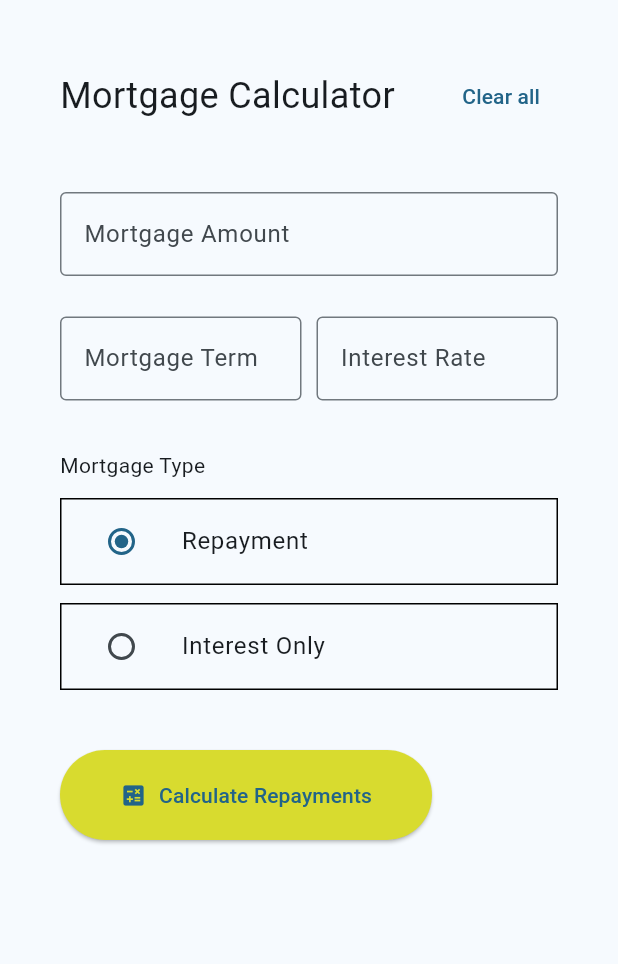
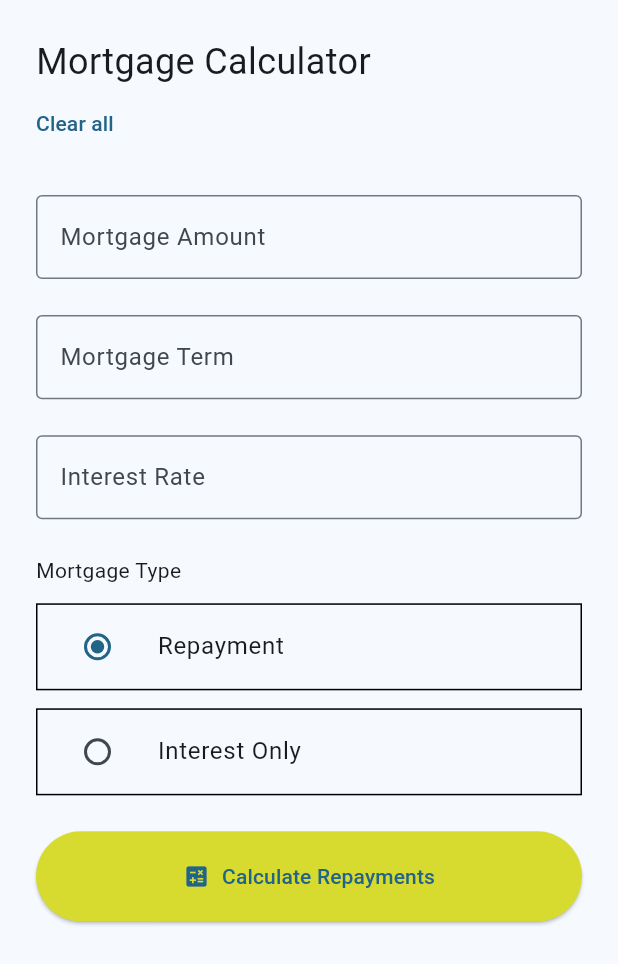
Before and after one commit to jl-stephenson/flutter-mortgage-app, a Flutter app: the MortgageForm widget shown alone on an empty page, opened directly, on a phone screen of 412 x 824 dp. Shown: the top 964 px of the screen. Run offline on Flutter 3.47's test engine with Material 3 defaults, Android fonts, the phone set to English and light mode, and no system bars; our stand-ins replace cloud_firestore, firebase_auth, firebase_core, google_sign_in, logger, sign_in_button and 1 more; accounts and stored records are empty; Roboto replaces fonts that are missing (PlusJakartaSans); statements that could not run were skipped.

Commit message:
Implemented responsive design

```diff
--- a/lib/main.dart
+++ b/lib/main.dart
@@ -17,13 +17,13 @@ void main() async {
       providers: [
         ChangeNotifierProvider(create: (_) => CalculationService()),
       ],
-      child: App(),
+      child: const App(),
     ),
   );
 }
 
 class App extends StatelessWidget {
-  App({super.key});
+  const App({super.key});
 
   @override
   Widget build(BuildContext context) {
--- a/lib/services/calculation.dart
+++ b/lib/services/calculation.dart
@@ -4,12 +4,14 @@ import 'package:firebase_auth/firebase_auth.dart';
 import 'package:flutter/material.dart';
 import 'package:intl/intl.dart';
 import 'package:flutter_mortgage_calc/models/mortgage_input.dart';
+import 'package:logger/logger.dart';
 
 class CalculationService extends ChangeNotifier {
   bool _isResults = false;
   String _formattedMonthlyRepayment = '';
   String _formattedTotalRepayment = '';
   final FirebaseFirestore _firestore = FirebaseFirestore.instance;
+  final Logger logger = Logger();
 
   bool get isResults => _isResults;
   String get formattedMonthlyRepayment => _formattedMonthlyRepayment;
@@ -23,7 +25,7 @@ class CalculationService extends ChangeNotifier {
           .collection('inputs')
           .add(input.toFirestore());
     } catch (e) {
-      print('Failed to save input: $e');
+      logger.e('Failed to save input: $e');
     }
   }
 
@@ -62,7 +64,7 @@ class CalculationService extends ChangeNotifier {
         userID: user.uid,
         timestamp: DateTime.now(),
       );
-      await saveUserInput(input);
+      // await saveUserInput(input);
     }
 
     _isResults = true;
--- a/lib/widgets/mortgage_form.dart
+++ b/lib/widgets/mortgage_form.dart
@@ -42,29 +42,65 @@ class MortgageFormState extends State<MortgageForm> {
 
   @override
   Widget build(BuildContext context) {
+    var screenSize = MediaQuery.sizeOf(context).width;
+    bool isSmallScreen = screenSize < 950;
+
     return Container(
-      height: 600.0,
-      padding: const EdgeInsets.all(40),
-      child: Center(
+      padding:
+          isSmallScreen ? const EdgeInsets.all(24) : const EdgeInsets.all(40),
       child: Form(
         key: _formKey,
-          child: Center(
-            child: Column(mainAxisSize: MainAxisSize.min, children: [
-              Row(
-                mainAxisAlignment: MainAxisAlignment.spaceBetween,
+        child: Column(
+          mainAxisSize: MainAxisSize.min,
+          mainAxisAlignment: isSmallScreen
+              ? MainAxisAlignment.start
+              : MainAxisAlignment.center,
+          children: [
+            buildHeader(isSmallScreen),
+            SizedBox(height: isSmallScreen ? 24 : 40),
+            buildMortgageAmountField(),
+            const SizedBox(height: 24),
+            buildTermAndRateFields(isSmallScreen),
+            SizedBox(height: isSmallScreen ? 24 : 30),
+            buildMortgageTypeSection(),
+            SizedBox(height: isSmallScreen ? 24 : 40),
+            buildSubmitButton(context, isSmallScreen),
+          ],
+        ),
+      ),
+    );
+  }
+
+  Widget buildHeader(bool isSmallScreen) {
+    return isSmallScreen
+        ? Align(
+            alignment: Alignment.centerLeft,
+            child: Column(
+              crossAxisAlignment: CrossAxisAlignment.start,
               children: [
                 const Text("Mortgage Calculator",
                     style: TextStyle(fontSize: 24)),
                 TextButton(
                     onPressed: _clearForm,
+                    style: TextButton.styleFrom(
+                      padding: EdgeInsets.zero,
+                      minimumSize: const Size(0, 0),
+                    ),
+                    child: const Text('Clear all')),
+              ],
+            ),
+          )
+        : Row(mainAxisAlignment: MainAxisAlignment.spaceBetween, children: [
+            const Text("Mortgage Calculator", style: TextStyle(fontSize: 24)),
+            TextButton(
+              onPressed: _clearForm,
               child: const Text('Clear all'),
             ),
-                ],
-              ),
-              const SizedBox(
-                height: 40,
-              ),
-              TextFormField(
+          ]);
+  }
+
+  Widget buildMortgageAmountField() {
+    return TextFormField(
         controller: _amountController,
         decoration: const InputDecoration(
             border: OutlineInputBorder(),
@@ -73,23 +109,35 @@ class MortgageFormState extends State<MortgageForm> {
         validator: (value) {
           if (value == null || value.isEmpty) {
             return 'Please enter a mortgage amount';
-                    } else if (num.tryParse(value.replaceAll(',', '')) ==
-                        null) {
+          } else if (num.tryParse(value.replaceAll(',', '')) == null) {
             return 'Please enter a valid number';
           } else if (double.parse(value.replaceAll(',', '')) <= 0) {
             return 'Please enter a positive number';
           }
           return null;
-                  }),
-              const SizedBox(
-                height: 24,
-              ),
-              Expanded(
-                child: Row(
-                  mainAxisSize: MainAxisSize.min,
+        });
+  }
+
+  Widget buildTermAndRateFields(bool isSmallScreen) {
+    return isSmallScreen
+        ? Column(
             children: [
-                    Expanded(
-                      child: TextFormField(
+              buildTermField(),
+              const SizedBox(height: 24),
+              buildInterestRateField(),
+            ],
+          )
+        : Row(
+            children: [
+              Expanded(child: buildTermField()),
+              const SizedBox(width: 10),
+              Expanded(child: buildInterestRateField()),
+            ],
+          );
+  }
+
+  Widget buildTermField() {
+    return TextFormField(
       controller: _yearsController,
       decoration: const InputDecoration(
           border: OutlineInputBorder(),
@@ -104,13 +152,12 @@ class MortgageFormState extends State<MortgageForm> {
           return 'Please enter a positive number';
         }
         return null;
-                          }),
-                    ),
-                    const SizedBox(
-                      width: 10,
-                    ),
-                    Expanded(
-                      child: TextFormField(
+      },
+    );
+  }
+
+  Widget buildInterestRateField() {
+    return TextFormField(
       controller: _interestController,
       decoration: const InputDecoration(
           border: OutlineInputBorder(),
@@ -125,29 +172,37 @@ class MortgageFormState extends State<MortgageForm> {
           return 'Please enter a positive number';
         }
         return null;
-                          }),
-                    ),
-                  ],
-                ),
-              ),
-              const SizedBox(
-                height: 30,
-              ),
+      },
+    );
+  }
+
+  Widget buildMortgageTypeSection() {
+    return Column(
+      crossAxisAlignment: CrossAxisAlignment.start,
+      children: [
         const Align(
           alignment: Alignment.centerLeft,
-                  child: Text('Mortgage Type')),
-              const SizedBox(
-                height: 12,
+          child: Text('Mortgage Type'),
         ),
-              Container(
+        const SizedBox(height: 12),
+        buildMortgageTypeOption(MortgageType.repayment, 'Repayment'),
+        const SizedBox(height: 12),
+        buildMortgageTypeOption(MortgageType.interest, 'Interest Only'),
+      ],
+    );
+  }
+
+  Widget buildMortgageTypeOption(MortgageType type, String label) {
+    return Container(
       decoration: BoxDecoration(
-                    border: Border.all(width: 1.0, color: Colors.black)),
+        border: Border.all(width: 1.0, color: Colors.black),
+      ),
       child: Semantics(
-                  label: 'Mortgage Type: Repayment',
+        label: 'Mortgage Type: $label',
         child: ListTile(
-                    title: const Text('Repayment'),
+          title: Text(label),
           leading: Radio<MortgageType>(
-                        value: MortgageType.repayment,
+              value: type,
               groupValue: _selectedMortgageType,
               onChanged: (MortgageType? value) {
                 setState(() {
@@ -156,63 +211,28 @@ class MortgageFormState extends State<MortgageForm> {
               }),
         ),
       ),
-              ),
-              const SizedBox(
-                height: 12,
-              ),
-              Container(
-                decoration: BoxDecoration(
-                    border: Border.all(width: 1.0, color: Colors.black)),
-                child: Semantics(
-                  label: 'Mortgage Type: Interest Only',
-                  child: ListTile(
-                    title: const Text('Interest Only'),
-                    leading: Radio<MortgageType>(
-                        value: MortgageType.interest,
-                        groupValue: _selectedMortgageType,
-                        onChanged: (MortgageType? value) {
-                          setState(() {
-                            _selectedMortgageType = value;
-                          });
-                        }),
-                  ),
-                ),
-              ),
-              const SizedBox(
-                height: 40,
-              ),
-              Align(
-                alignment: Alignment.centerLeft,
-                child: ElevatedButton.icon(
+    );
+  }
+
+  Widget buildSubmitButton(BuildContext context, bool isSmallScreen) {
+    final button = ElevatedButton.icon(
+      icon: const Icon(Icons.calculate),
+      label: const Text('Calculate Repayments'),
+      style: ElevatedButton.styleFrom(
+          padding: const EdgeInsets.symmetric(horizontal: 40.0, vertical: 20.0),
+          backgroundColor: const Color.fromRGBO(216, 219, 47, 1.0)),
       onPressed: () {
         if (_formKey.currentState!.validate()) {
           _submitForm();
           ScaffoldMessenger.of(context).showSnackBar(
-                        const SnackBar(content: Text("Processing Data")),
+            const SnackBar(content: Text('Processing Data')),
           );
         }
       },
-                  icon: const Icon(Icons.calculate),
-                  label: const Text("Calculate Repayments"),
-                  style: ElevatedButton.styleFrom(
-                    padding: const EdgeInsets.symmetric(
-                        horizontal: 40.0, vertical: 20.0),
-                    backgroundColor: const Color.fromRGBO(216, 219, 47, 1.0),
-                  ),
-                ),
-              )
-            ]),
-          ),
-        ),
-      ),
     );
-  }
 
-  @override
-  void dispose() {
-    _amountController.dispose();
-    _yearsController.dispose();
-    _interestController.dispose();
-    super.dispose();
+    return isSmallScreen
+        ? SizedBox(width: double.infinity, child: button)
+        : Align(alignment: Alignment.centerLeft, child: button);
   }
 }
--- a/lib/widgets/results_panel.dart
+++ b/lib/widgets/results_panel.dart
@@ -30,7 +30,7 @@ class ResultsPanel extends StatelessWidget {
           children: [
             Expanded(
               child: Container(
-                padding: EdgeInsets.all(32.0),
+                padding: const EdgeInsets.all(32.0),
                 decoration: BoxDecoration(
                   color: const Color.fromRGBO(0, 0, 0, 0.25),
                   borderRadius: BorderRadius.circular(8),
@@ -55,7 +55,7 @@ class ResultsPanel extends StatelessWidget {
                       ),
                     ),
                     const SizedBox(height: 32),
-                    Divider(
+                    const Divider(
                       color: Color.fromRGBO(154, 190, 213, 0.25),
                       thickness: 1.0,
                     ),
--- a/pubspec.yaml
+++ b/pubspec.yaml
@@ -44,6 +44,7 @@ dependencies:
   intl: ^0.19.0
   go_router: ^14.2.7
   websafe_svg: ^3.0.1+2
+  logger: ^2.4.0
 
 dev_dependencies:
   flutter_test:
```
Also changed, not shown: lib/screens/home_page.dart (+78 -20 lines), lib/screens/sign_in_screen.dart (+4 -4 lines), lib/services/auth.dart (+12 -8 lines), lib/widgets/instruction_panel.dart (+13 -5 lines), pubspec.lock, 1 other file. Lines whose indentation alone changed are shown as unchanged.
